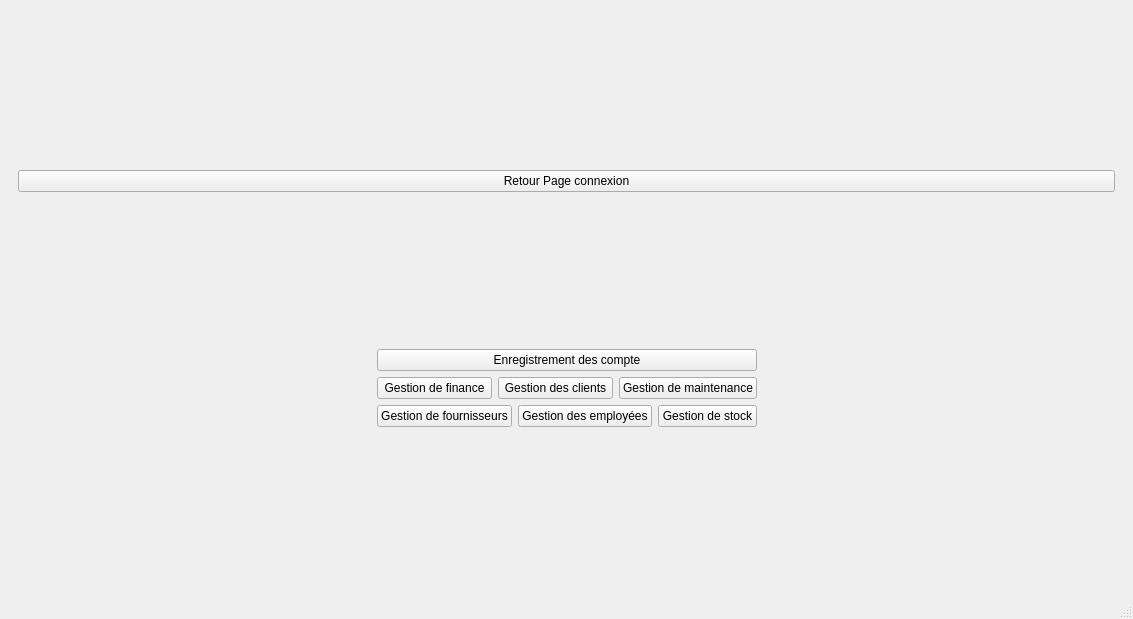
Before: the Qt Designer form mainwindow.ui in Khouini/Smart-Printing-Office-2A-Qt, drawn with Qt 5.
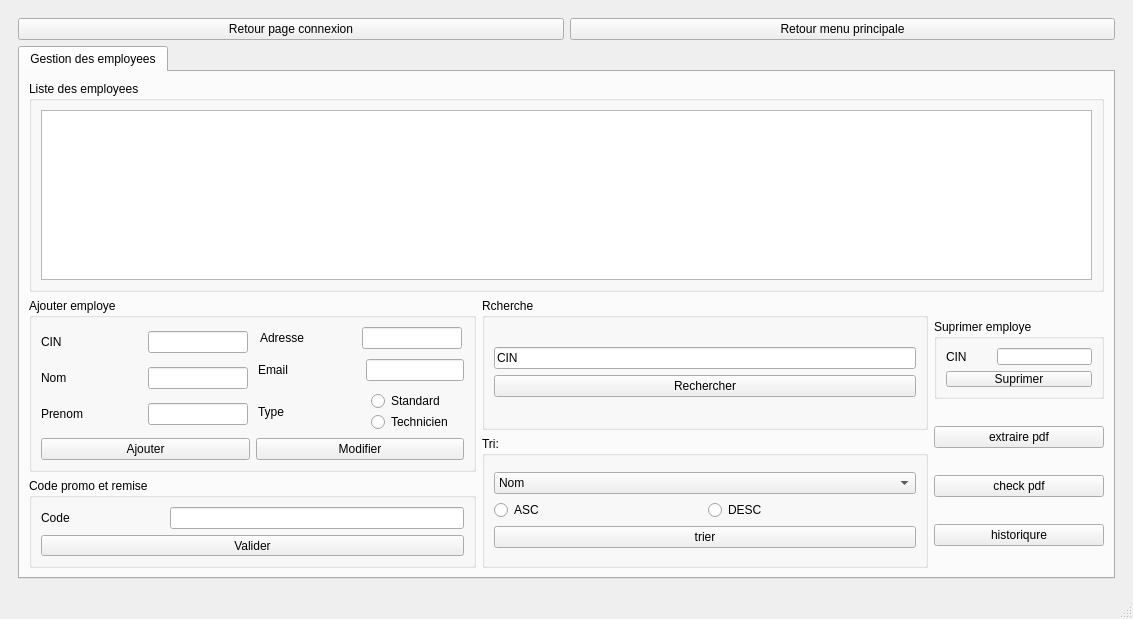
After: the same form once the commit is applied. The open tabs and pages were chosen to show the change.

Diff of the .ui file:
```diff
--- a/mainwindow.ui
+++ b/mainwindow.ui
@@ -2548,6 +2548,484 @@
         </item>
        </layout>
       </widget>
+      <widget class="QWidget" name="page_8">
+       <layout class="QVBoxLayout" name="verticalLayout_96">
+        <item>
+         <layout class="QHBoxLayout" name="horizontalLayout_77">
+          <item>
+           <widget class="QPushButton" name="pushButton_RPGF_5">
+            <property name="text">
+             <string>Retour page connexion</string>
+            </property>
+           </widget>
+          </item>
+          <item>
+           <widget class="QPushButton" name="pushButton_RMPF_5">
+            <property name="text">
+             <string>Retour menu principale</string>
+            </property>
+           </widget>
+          </item>
+         </layout>
+        </item>
+        <item>
+         <widget class="QTabWidget" name="tabWidget_3">
+          <property name="currentIndex">
+           <number>0</number>
+          </property>
+          <widget class="QWidget" name="Tab_1A">
+           <attribute name="title">
+            <string>Gestion des employees</string>
+           </attribute>
+           <layout class="QVBoxLayout" name="verticalLayout_87">
+            <item>
+             <widget class="QGroupBox" name="groupBoxA">
+              <property name="title">
+               <string>Liste des employees</string>
+              </property>
+              <layout class="QVBoxLayout" name="verticalLayout_88">
+               <item>
+                <widget class="QTableView" name="tableViewA"/>
+               </item>
+              </layout>
+             </widget>
+            </item>
+            <item>
+             <layout class="QHBoxLayout" name="horizontalLayout_76">
+              <item>
+               <layout class="QVBoxLayout" name="verticalLayout_12A">
+                <item>
+                 <widget class="QGroupBox" name="groupBox_4A">
+                  <property name="title">
+                   <string>Ajouter employe</string>
+                  </property>
+                  <layout class="QVBoxLayout" name="verticalLayout_89">
+                   <item>
+                    <layout class="QVBoxLayout" name="verticalLayout_10A">
+                     <item>
+                      <layout class="QHBoxLayout" name="horizontalLayout_8A">
+                       <property name="spacing">
+                        <number>10</number>
+                       </property>
+                       <item>
+                        <layout class="QVBoxLayout" name="verticalLayoutA">
+                         <item>
+                          <layout class="QHBoxLayout" name="horizontalLayoutA">
+                           <property name="spacing">
+                            <number>50</number>
+                           </property>
+                           <item>
+                            <widget class="QLabel" name="labelA">
+                             <property name="text">
+                              <string>CIN</string>
+                             </property>
+                            </widget>
+                           </item>
+                           <item>
+                            <widget class="QLineEdit" name="lineEdit_cinA">
+                             <property name="maximumSize">
+                              <size>
+                               <width>100</width>
+                               <height>16777215</height>
+                              </size>
+                             </property>
+                            </widget>
+                           </item>
+                          </layout>
+                         </item>
+                         <item>
+                          <layout class="QHBoxLayout" name="horizontalLayout_2A">
+                           <property name="spacing">
+                            <number>0</number>
+                           </property>
+                           <item>
+                            <widget class="QLabel" name="label_2A">
+                             <property name="text">
+                              <string>Nom</string>
+                             </property>
+                            </widget>
+                           </item>
+                           <item>
+                            <widget class="QLineEdit" name="lineEdit_nomA">
+                             <property name="maximumSize">
+                              <size>
+                               <width>100</width>
+                               <height>16777215</height>
+                              </size>
+                             </property>
+                            </widget>
+                           </item>
+                          </layout>
+                         </item>
+                         <item>
+                          <layout class="QHBoxLayout" name="horizontalLayout_3A">
+                           <property name="spacing">
+                            <number>0</number>
+                           </property>
+                           <item>
+                            <widget class="QLabel" name="label_8A">
+                             <property name="text">
+                              <string>Prenom</string>
+                             </property>
+                            </widget>
+                           </item>
+                           <item>
+                            <widget class="QLineEdit" name="lineEdit_prenomA">
+                             <property name="maximumSize">
+                              <size>
+                               <width>100</width>
+                               <height>16777215</height>
+                              </size>
+                             </property>
+                            </widget>
+                           </item>
+                          </layout>
+                         </item>
+                        </layout>
+                       </item>
+                       <item>
+                        <layout class="QVBoxLayout" name="verticalLayout_9A">
+                         <item>
+                          <layout class="QHBoxLayout" name="horizontalLayout_9A">
+                           <property name="spacing">
+                            <number>0</number>
+                           </property>
+                           <item>
+                            <widget class="QLabel" name="label_10A">
+                             <property name="maximumSize">
+                              <size>
+                               <width>100</width>
+                               <height>16777215</height>
+                              </size>
+                             </property>
+                             <property name="text">
+                              <string>Adresse</string>
+                             </property>
+                            </widget>
+                           </item>
+                           <item>
+                            <widget class="QLineEdit" name="lineEdit_adresseA">
+                             <property name="maximumSize">
+                              <size>
+                               <width>100</width>
+                               <height>16777215</height>
+                              </size>
+                             </property>
+                            </widget>
+                           </item>
+                          </layout>
+                         </item>
+                         <item>
+                          <layout class="QHBoxLayout" name="horizontalLayout_11A">
+                           <property name="spacing">
+                            <number>0</number>
+                           </property>
+                           <item>
+                            <widget class="QLabel" name="label_13A">
+                             <property name="text">
+                              <string>Email</string>
+                             </property>
+                            </widget>
+                           </item>
+                           <item>
+                            <widget class="QLineEdit" name="lineEdit_emailA">
+                             <property name="maximumSize">
+                              <size>
+                               <width>98</width>
+                               <height>16777215</height>
+                              </size>
+                             </property>
+                            </widget>
+                           </item>
+                          </layout>
+                         </item>
+                         <item>
+                          <layout class="QHBoxLayout" name="horizontalLayout_10A">
+                           <property name="spacing">
+                            <number>20</number>
+                           </property>
+                           <item>
+                            <widget class="QLabel" name="label_12A">
+                             <property name="text">
+                              <string>Type</string>
+                             </property>
+                            </widget>
+                           </item>
+                           <item>
+                            <layout class="QVBoxLayout" name="verticalLayout_2A">
+                             <property name="spacing">
+                              <number>1</number>
+                             </property>
+                             <item>
+                              <widget class="QRadioButton" name="radioButtonA">
+                               <property name="text">
+                                <string>Standard</string>
+                               </property>
+                              </widget>
+                             </item>
+                             <item>
+                              <widget class="QRadioButton" name="radioButton_2A">
+                               <property name="text">
+                                <string>Technicien</string>
+                               </property>
+                              </widget>
+                             </item>
+                            </layout>
+                           </item>
+                          </layout>
+                         </item>
+                        </layout>
+                       </item>
+                      </layout>
+                     </item>
+                     <item>
+                      <layout class="QHBoxLayout" name="horizontalLayout_16A">
+                       <item>
+                        <widget class="QPushButton" name="pushButton_ajouterA">
+                         <property name="enabled">
+                          <bool>true</bool>
+                         </property>
+                         <property name="text">
+                          <string>Ajouter</string>
+                         </property>
+                         <property name="autoDefault">
+                          <bool>false</bool>
+                         </property>
+                        </widget>
+                       </item>
+                       <item>
+                        <widget class="QPushButton" name="pushButton_modifierA">
+                         <property name="text">
+                          <string>Modifier</string>
+                         </property>
+                        </widget>
+                       </item>
+                      </layout>
+                     </item>
+                    </layout>
+                   </item>
+                  </layout>
+                 </widget>
+                </item>
+                <item>
+                 <widget class="QGroupBox" name="groupBox_8A">
+                  <property name="maximumSize">
+                   <size>
+                    <width>16777215</width>
+                    <height>90</height>
+                   </size>
+                  </property>
+                  <property name="title">
+                   <string>Code promo et remise</string>
+                  </property>
+                  <layout class="QVBoxLayout" name="verticalLayout_90">
+                   <item>
+                    <layout class="QVBoxLayout" name="verticalLayout_13A">
+                     <item>
+                      <layout class="QHBoxLayout" name="horizontalLayout_5A">
+                       <property name="spacing">
+                        <number>100</number>
+                       </property>
+                       <item>
+                        <widget class="QLabel" name="label_4A">
+                         <property name="text">
+                          <string>Code</string>
+                         </property>
+                        </widget>
+                       </item>
+                       <item>
+                        <widget class="QLineEdit" name="lineEdit_cin_3A">
+                         <property name="maximumSize">
+                          <size>
+                           <width>10000</width>
+                           <height>16777215</height>
+                          </size>
+                         </property>
+                        </widget>
+                       </item>
+                      </layout>
+                     </item>
+                     <item>
+                      <widget class="QPushButton" name="pushButtonA">
+                       <property name="text">
+                        <string>Valider</string>
+                       </property>
+                      </widget>
+                     </item>
+                    </layout>
+                   </item>
+                  </layout>
+                 </widget>
+                </item>
+               </layout>
+              </item>
+              <item>
+               <layout class="QVBoxLayout" name="verticalLayout_91">
+                <item>
+                 <widget class="QGroupBox" name="groupBox_34">
+                  <property name="title">
+                   <string>Rcherche</string>
+                  </property>
+                  <layout class="QVBoxLayout" name="verticalLayout_92">
+                   <item>
+                    <layout class="QVBoxLayout" name="verticalLayout_7A">
+                     <item>
+                      <widget class="QLineEdit" name="lineEdit_2A">
+                       <property name="text">
+                        <string>CIN</string>
+                       </property>
+                      </widget>
+                     </item>
+                     <item>
+                      <widget class="QPushButton" name="pushButton_4A">
+                       <property name="text">
+                        <string>Rechercher</string>
+                       </property>
+                      </widget>
+                     </item>
+                    </layout>
+                   </item>
+                  </layout>
+                 </widget>
+                </item>
+                <item>
+                 <widget class="QGroupBox" name="groupBox_35">
+                  <property name="title">
+                   <string>Tri: </string>
+                  </property>
+                  <layout class="QVBoxLayout" name="verticalLayout_93">
+                   <item>
+                    <layout class="QVBoxLayout" name="verticalLayout_6A">
+                     <item>
+                      <widget class="QComboBox" name="comboBoxA">
+                       <item>
+                        <property name="text">
+                         <string>Nom</string>
+                        </property>
+                       </item>
+                       <item>
+                        <property name="text">
+                         <string>Prenom</string>
+                        </property>
+                       </item>
+                       <item>
+                        <property name="text">
+                         <string>Cin</string>
+                        </property>
+                       </item>
+                      </widget>
+                     </item>
+                     <item>
+                      <layout class="QHBoxLayout" name="horizontalLayout_15A">
+                       <item>
+                        <widget class="QRadioButton" name="radioButton_5A">
+                         <property name="text">
+                          <string>ASC</string>
+                         </property>
+                        </widget>
+                       </item>
+                       <item>
+                        <widget class="QRadioButton" name="radioButton_6A">
+                         <property name="text">
+                          <string>DESC</string>
+                         </property>
+                        </widget>
+                       </item>
+                      </layout>
+                     </item>
+                     <item>
+                      <widget class="QPushButton" name="pushButton_2A">
+                       <property name="text">
+                        <string>trier</string>
+                       </property>
+                      </widget>
+                     </item>
+                    </layout>
+                   </item>
+                  </layout>
+                 </widget>
+                </item>
+               </layout>
+              </item>
+              <item>
+               <layout class="QVBoxLayout" name="verticalLayout_94">
+                <item>
+                 <widget class="QGroupBox" name="groupBox_5A">
+                  <property name="maximumSize">
+                   <size>
+                    <width>170</width>
+                    <height>80</height>
+                   </size>
+                  </property>
+                  <property name="title">
+                   <string>Suprimer employe</string>
+                  </property>
+                  <layout class="QVBoxLayout" name="verticalLayout_95">
+                   <item>
+                    <layout class="QHBoxLayout" name="horizontalLayout_6A">
+                     <property name="spacing">
+                      <number>30</number>
+                     </property>
+                     <item>
+                      <widget class="QLabel" name="label_5A">
+                       <property name="text">
+                        <string>CIN</string>
+                       </property>
+                      </widget>
+                     </item>
+                     <item>
+                      <widget class="QLineEdit" name="lineEdit_cinsA">
+                       <property name="maximumSize">
+                        <size>
+                         <width>10000</width>
+                         <height>16777215</height>
+                        </size>
+                       </property>
+                      </widget>
+                     </item>
+                    </layout>
+                   </item>
+                   <item>
+                    <widget class="QPushButton" name="pushButton_supprimerA">
+                     <property name="text">
+                      <string>Suprimer</string>
+                     </property>
+                    </widget>
+                   </item>
+                  </layout>
+                 </widget>
+                </item>
+                <item>
+                 <widget class="QPushButton" name="pushButton_6A">
+                  <property name="text">
+                   <string>extraire pdf</string>
+                  </property>
+                 </widget>
+                </item>
+                <item>
+                 <widget class="QPushButton" name="pushButton_7A">
+                  <property name="text">
+                   <string>check pdf</string>
+                  </property>
+                 </widget>
+                </item>
+                <item>
+                 <widget class="QPushButton" name="pushButton_5A">
+                  <property name="text">
+                   <string>historiqure</string>
+                  </property>
+                 </widget>
+                </item>
+               </layout>
+              </item>
+             </layout>
+            </item>
+           </layout>
+          </widget>
+         </widget>
+        </item>
+       </layout>
+      </widget>
      </widget>
     </item>
    </layout>
```
Left out of the diff: 2 changed lines with no effect on the pictures.
